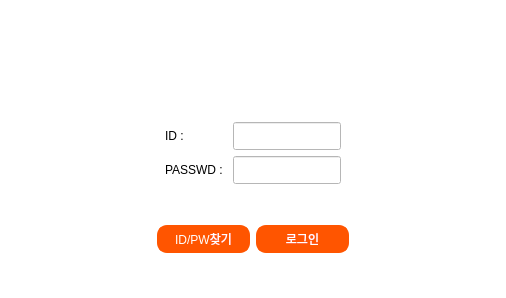
Above: login.ui from hyeona-jeong/HRIS before the change. Below: the same form after it.
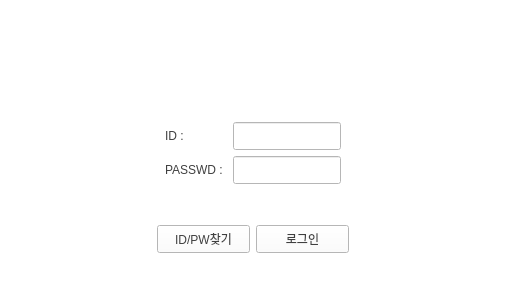
That is the form after the change. Icons and pictures are not drawn.

What changed in the file:
```diff
--- a/login.ui
+++ b/login.ui
@@ -571,14 +571,14 @@
           <item row="0" column="0">
            <widget class="QLabel" name="label_3">
             <property name="text">
-             <string>ID : </string>
+             <string>&lt;html&gt;&lt;head/&gt;&lt;body&gt;&lt;p&gt;&lt;span style=&quot; color:#404040;&quot;&gt;ID : &lt;/span&gt;&lt;/p&gt;&lt;/body&gt;&lt;/html&gt;</string>
             </property>
            </widget>
           </item>
           <item row="1" column="0">
            <widget class="QLabel" name="label_2">
             <property name="text">
-             <string>PASSWD : </string>
+             <string>&lt;html&gt;&lt;head/&gt;&lt;body&gt;&lt;p&gt;&lt;span style=&quot; color:#404040;&quot;&gt;PASSWD : &lt;/span&gt;&lt;/p&gt;&lt;/body&gt;&lt;/html&gt;</string>
             </property>
            </widget>
           </item>
@@ -663,10 +663,7 @@
              </size>
             </property>
             <property name="styleSheet">
-             <string notr="true">background-color: #ff5500;
-border-radius : 10px; 
-border : 2px solid #ff5500;
-color: white;
+             <string notr="true">color: #404040;
 </string>
             </property>
             <property name="text">
@@ -689,10 +686,7 @@
              </size>
             </property>
             <property name="styleSheet">
-             <string notr="true">background-color: #ff5500;
-border-radius : 10px; 
-border : 2px solid #ff5500;
-color: white;
+             <string notr="true">color: #404040;
 </string>
             </property>
             <property name="text">
```
